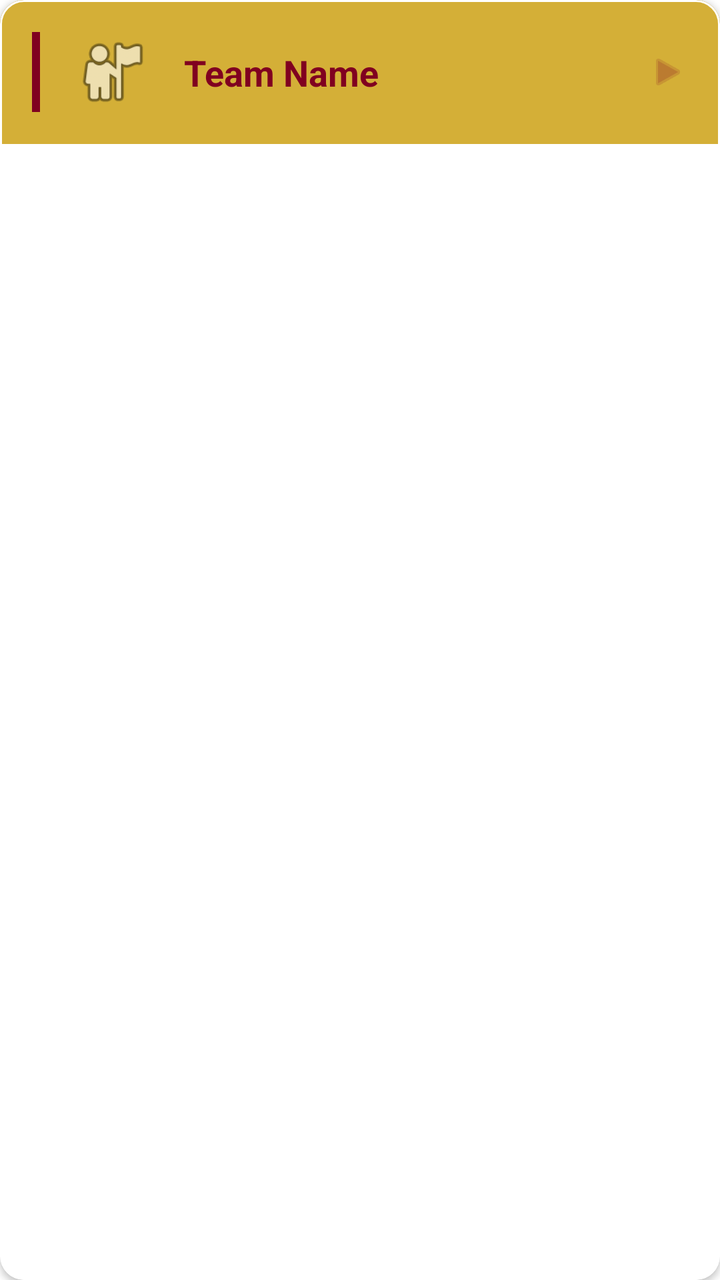
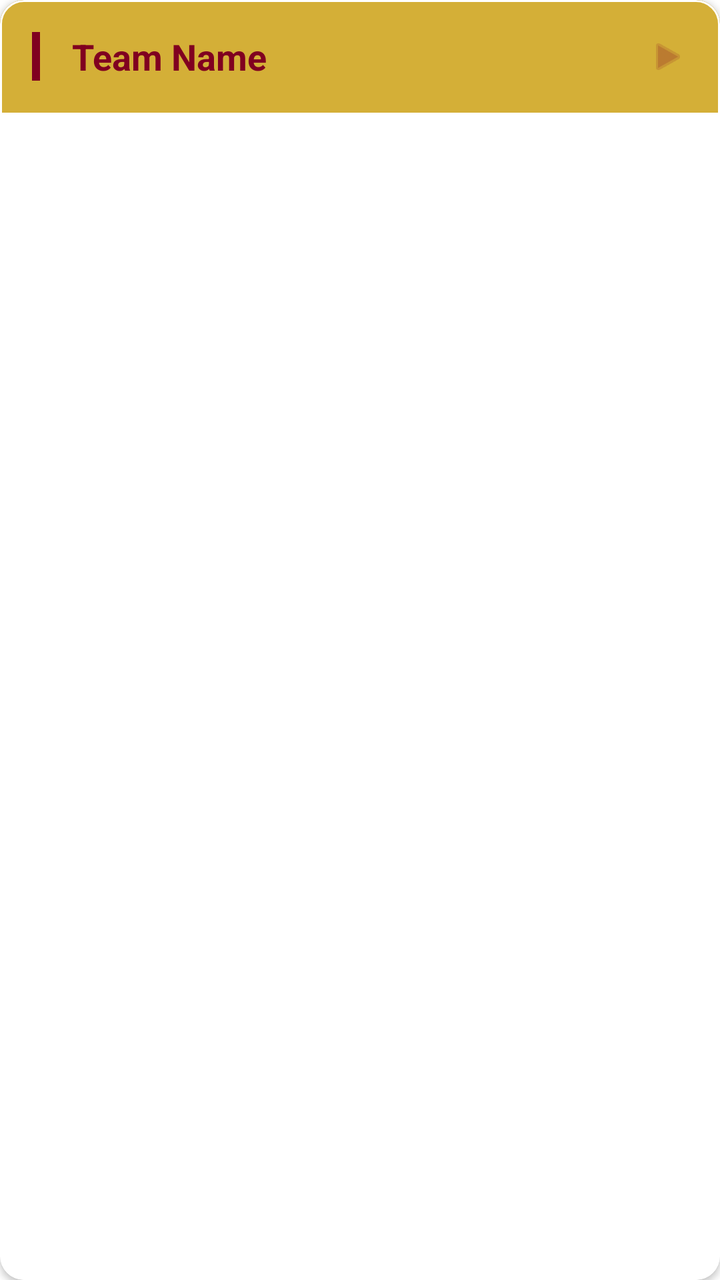

An Android layout rendered at two revisions. The XML below is the earlier revision; the diff shows what the commit changed to produce the second picture.
<!-- AndroidManifest.xml: application theme Theme.KickOff -->
<!-- res/layout/item_team.xml -->
<com.google.android.material.card.MaterialCardView
    xmlns:android="http://schemas.android.com/apk/res/android"
    xmlns:app="http://schemas.android.com/apk/res-auto"
    android:layout_width="match_parent"
    android:layout_height="wrap_content"
    android:layout_marginHorizontal="16dp"
    android:layout_marginVertical="8dp"
    app:cardCornerRadius="12dp"
    app:cardElevation="2dp"
    app:strokeColor="@color/white"
    app:strokeWidth="1dp">

    <androidx.constraintlayout.widget.ConstraintLayout
        android:layout_width="match_parent"
        android:layout_height="wrap_content"
        android:padding="16dp"
        android:background="@color/accentGold">

        <View
            android:id="@+id/indicator"
            android:layout_width="4dp"
            android:layout_height="0dp"
            android:background="@color/primaryMaroon"
            app:layout_constraintBottom_toBottomOf="parent"
            app:layout_constraintStart_toStartOf="parent"
            app:layout_constraintTop_toTopOf="parent" />

        <ImageView
            android:id="@+id/ivTeamLogo"
            android:layout_width="40dp"
            android:layout_height="40dp"
            android:layout_marginStart="16dp"
            android:src="@android:drawable/ic_menu_myplaces"
            app:layout_constraintBottom_toBottomOf="parent"
            app:layout_constraintStart_toEndOf="@id/indicator"
            app:layout_constraintTop_toTopOf="parent"/>

        <TextView
            android:id="@+id/tvTeamName"
            android:layout_width="0dp"
            android:layout_height="wrap_content"
            android:layout_marginStart="16dp"
            android:text="Team Name"
            android:textColor="@color/primaryMaroon"
            android:textSize="18sp"
            android:textStyle="bold"
            app:layout_constraintBottom_toBottomOf="parent"
            app:layout_constraintEnd_toStartOf="@id/ivArrow"
            app:layout_constraintStart_toEndOf="@id/ivTeamLogo"
            app:layout_constraintTop_toTopOf="parent" />

        <ImageView
            android:id="@+id/ivArrow"
            android:layout_width="20dp"
            android:layout_height="20dp"
            android:src="@android:drawable/ic_media_play"
            android:alpha="0.3"
            app:layout_constraintBottom_toBottomOf="parent"
            app:layout_constraintEnd_toEndOf="parent"
            app:layout_constraintTop_toTopOf="parent"
            app:tint="@color/primaryMaroon" />

    </androidx.constraintlayout.widget.ConstraintLayout>

</com.google.android.material.card.MaterialCardView>
<!-- resources referenced by this layout -->
<resources>
  <color name="accentGold">#D4AF37</color>
  <color name="primaryMaroon">#800020</color>
  <color name="white">#FFFFFF</color>
  <style name="Theme.KickOff" parent="Theme.MaterialComponents.DayNight.NoActionBar">
          <item name="colorPrimary">@color/primaryMaroon</item>
          <item name="colorPrimaryVariant">@color/darkMaroon</item>
          <item name="colorOnPrimary">@color/white</item>
          <item name="colorSecondary">@color/accentGold</item>
      </style>
  <color name="darkMaroon">#5A0016</color>
</resources>

<!-- the commit's change to res/layout/item_team.xml (unified diff, before → after) -->
@@ -25,16 +25,6 @@
             app:layout_constraintStart_toStartOf="parent"
             app:layout_constraintTop_toTopOf="parent" />
 
-        <ImageView
-            android:id="@+id/ivTeamLogo"
-            android:layout_width="40dp"
-            android:layout_height="40dp"
-            android:layout_marginStart="16dp"
-            android:src="@android:drawable/ic_menu_myplaces"
-            app:layout_constraintBottom_toBottomOf="parent"
-            app:layout_constraintStart_toEndOf="@id/indicator"
-            app:layout_constraintTop_toTopOf="parent"/>
-
         <TextView
             android:id="@+id/tvTeamName"
             android:layout_width="0dp"
@@ -46,7 +36,7 @@
             android:textStyle="bold"
             app:layout_constraintBottom_toBottomOf="parent"
             app:layout_constraintEnd_toStartOf="@id/ivArrow"
-            app:layout_constraintStart_toEndOf="@id/ivTeamLogo"
+            app:layout_constraintStart_toEndOf="@id/indicator"
             app:layout_constraintTop_toTopOf="parent" />
 
         <ImageView
